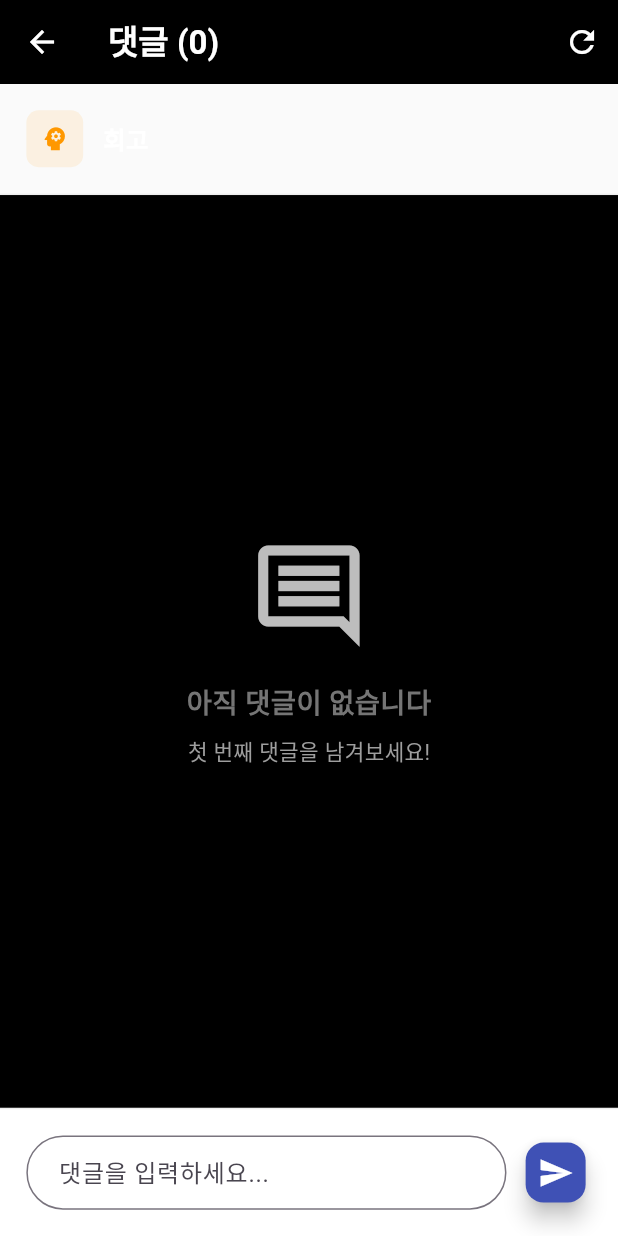
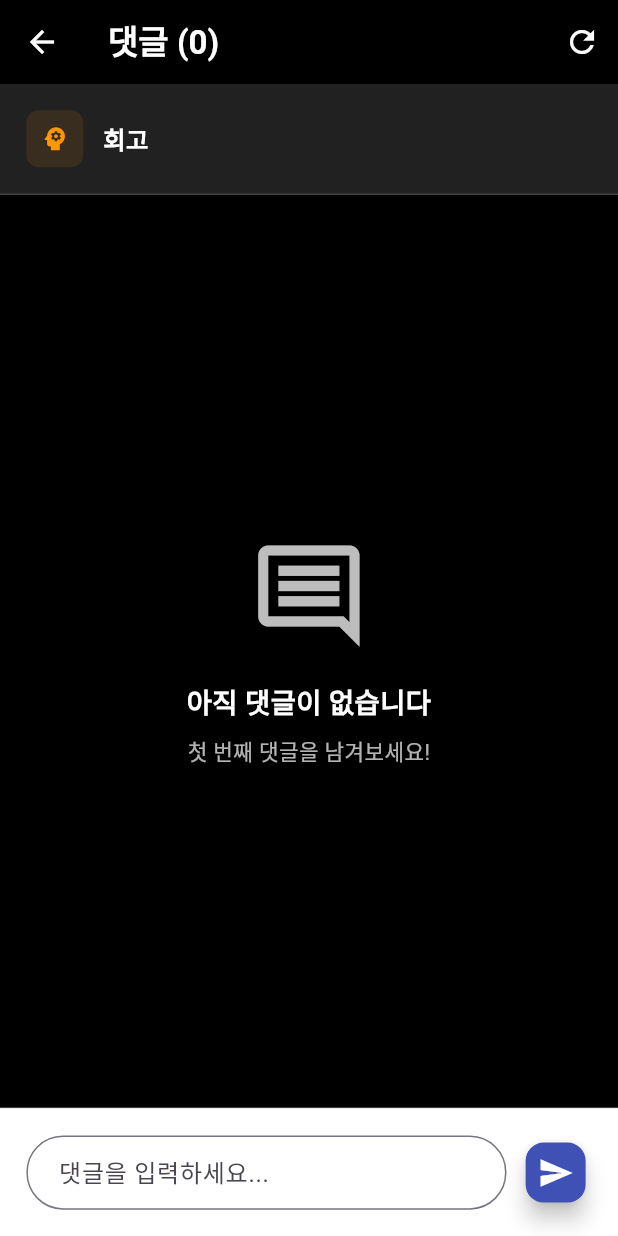
Before and after one commit to wisdom08/otf, a Flutter app: the CommentsPage screen opened directly, on a phone screen of 412 x 824 dp. Run offline on Flutter 3.47's test engine with Material 3 defaults, Android fonts, the phone set to English and light mode, and no system bars; our stand-ins replace confetti, flutter_screenutil, google_fonts, shared_preferences; accounts and stored records are empty; statements that could not run were skipped.

Commit message:
fix: 댓글 페이지 bottom overflowed 에러 해결 및 검정색 테마 적용
- _buildEmptyComments: mainAxisSize.min과 Padding 추가로 overflow 방지
- 배경색을 검정색 테마에 맞게 변경
- 텍스트 색상을 흰색 계열로 변경하여 가독성 개선
- textAlign.center 추가로 텍스트 정렬 개선

```diff
--- a/lib/presentation/pages/comments/comments_page.dart
+++ b/lib/presentation/pages/comments/comments_page.dart
@@ -36,6 +36,7 @@ class _CommentsPageState extends State<CommentsPage> {
   @override
   Widget build(BuildContext context) {
     return Scaffold(
+      backgroundColor: Colors.black,
       appBar: AppBar(
         title: Text(
           '댓글 (${_comments.length})',
@@ -51,8 +52,8 @@ class _CommentsPageState extends State<CommentsPage> {
           Container(
             padding: EdgeInsets.all(16.w),
             decoration: BoxDecoration(
-              color: Colors.grey[50],
-              border: Border(bottom: BorderSide(color: Colors.grey[200]!)),
+              color: Colors.grey[900],
+              border: Border(bottom: BorderSide(color: Colors.grey[800]!)),
             ),
             child: Row(
               children: [
@@ -84,6 +85,7 @@ class _CommentsPageState extends State<CommentsPage> {
                         style: TextStyle(
                           fontSize: 16.sp,
                           fontWeight: FontWeight.w600,
+                          color: Colors.white,
                         ),
                       ),
                       if (widget.goal?.description.isNotEmpty == true)
@@ -91,7 +93,7 @@ class _CommentsPageState extends State<CommentsPage> {
                           widget.goal!.description,
                           style: TextStyle(
                             fontSize: 14.sp,
-                            color: Colors.grey[600],
+                            color: Colors.white70,
                           ),
                           maxLines: 2,
                           overflow: TextOverflow.ellipsis,
@@ -101,7 +103,7 @@ class _CommentsPageState extends State<CommentsPage> {
                           widget.reflection!.content,
                           style: TextStyle(
                             fontSize: 14.sp,
-                            color: Colors.grey[600],
+                            color: Colors.white70,
                           ),
                           maxLines: 2,
                           overflow: TextOverflow.ellipsis,
@@ -168,8 +170,10 @@ class _CommentsPageState extends State<CommentsPage> {
 
   Widget _buildEmptyComments() {
     return Center(
+      child: Padding(
+        padding: EdgeInsets.all(40.w),
         child: Column(
-        mainAxisAlignment: MainAxisAlignment.center,
+          mainAxisSize: MainAxisSize.min,
           children: [
             Icon(Icons.comment_outlined, size: 80.sp, color: Colors.grey[400]),
             SizedBox(height: 16.h),
@@ -178,15 +182,21 @@ class _CommentsPageState extends State<CommentsPage> {
               style: TextStyle(
                 fontSize: 18.sp,
                 fontWeight: FontWeight.w600,
-              color: Colors.grey[600],
+                color: Colors.white,
               ),
+              textAlign: TextAlign.center,
             ),
             SizedBox(height: 8.h),
             Text(
               '첫 번째 댓글을 남겨보세요!',
-            style: TextStyle(fontSize: 14.sp, color: Colors.grey[500]),
+              style: TextStyle(
+                fontSize: 14.sp,
+                color: Colors.white70,
+              ),
+              textAlign: TextAlign.center,
             ),
           ],
+        ),
       ),
     );
   }
```
Lines whose indentation alone changed are shown as unchanged.
